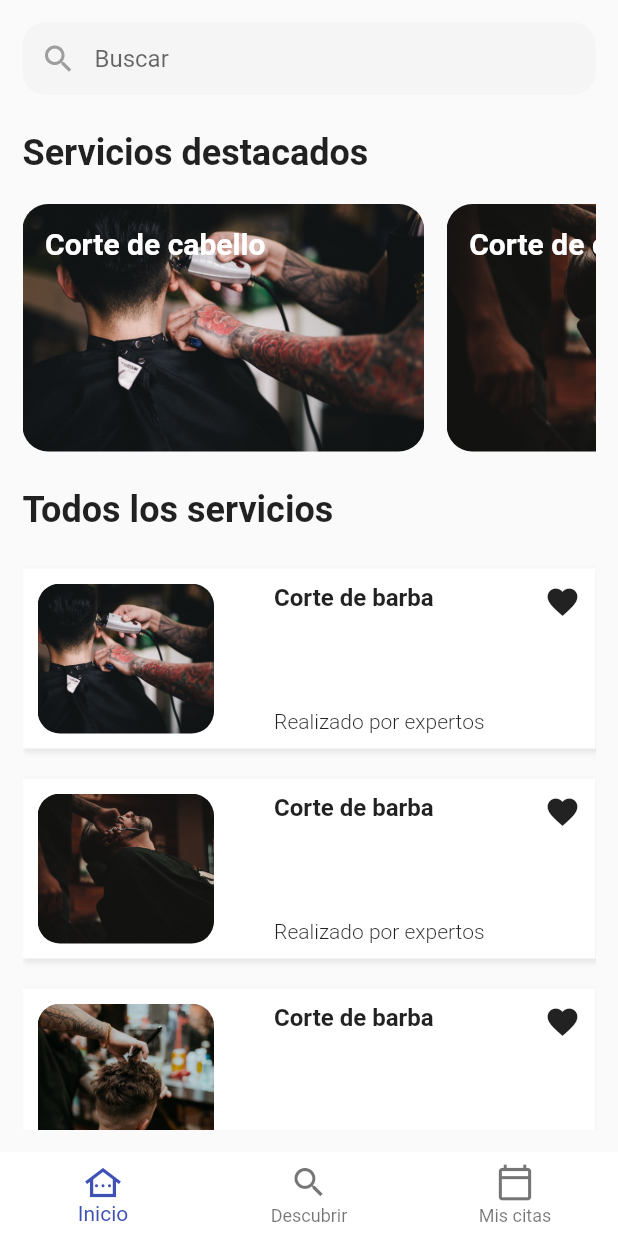
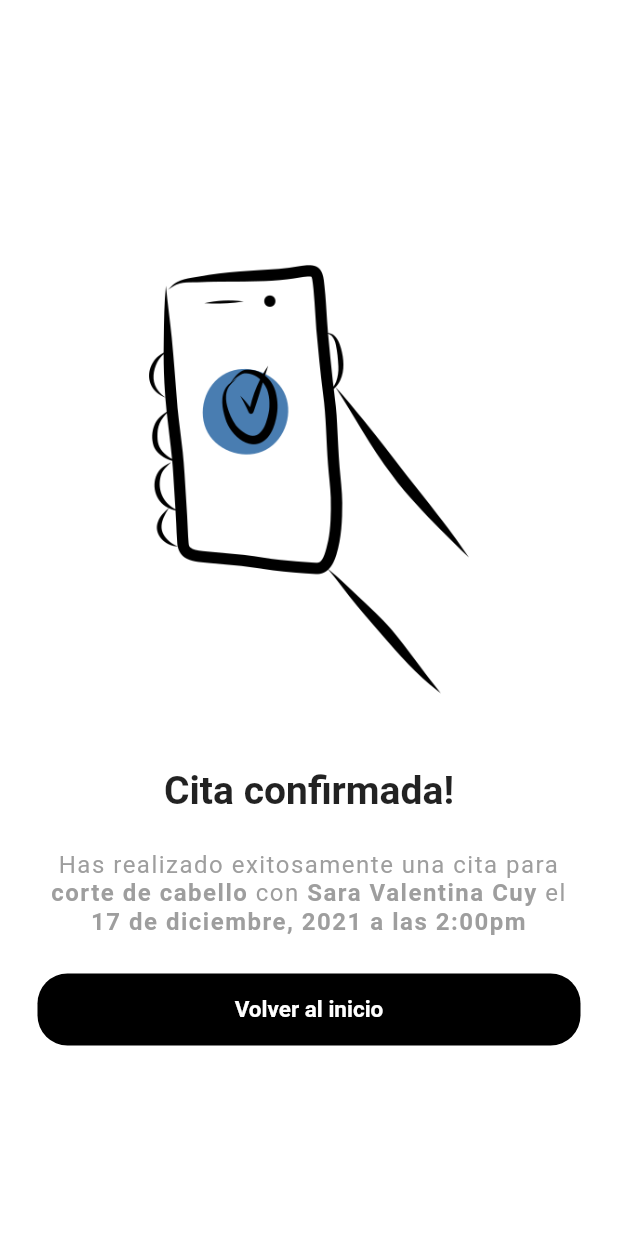
Before and after one commit to JSebastianOspina/reservas-app, a Flutter app: the screen it shows after launch, on a phone screen of 412 x 824 dp. Run offline on Flutter 3.47's test engine with Material 2 defaults, Android fonts, the phone set to English and light mode, and no system bars.

Commit message:
Confirmation Screen

```diff
--- a/lib/main.dart
+++ b/lib/main.dart
@@ -1,6 +1,7 @@
 import 'package:flutter/material.dart';
 import 'package:reservas_app/views/home_screen.dart';
 import 'package:reservas_app/views/new_schedule_screen.dart';
+import 'package:reservas_app/views/schedule_confirmation.dart';
 import 'package:reservas_app/views/select_service_screen.dart';
 
 void main() => runApp(MyApp());
@@ -11,11 +12,12 @@ class MyApp extends StatelessWidget {
     return MaterialApp(
       debugShowCheckedModeBanner: false,
       title: 'Material App',
-      initialRoute: 'homeScreen',
+      initialRoute: 'scheduleConfirmationScreen',
       routes: {
         'homeScreen': (_) => const HomeScreen(),
         'selectServiceScreen': (_) => const SelectServiceScreen(),
-        'newScheduleScreen': (_) => const NewScheduleScreen()
+        'newScheduleScreen': (_) => const NewScheduleScreen(),
+        'scheduleConfirmationScreen': (_) => const ScheduleConfirmataionScreen()
       },
     );
   }
--- a/lib/views/new_schedule_screen.dart
+++ b/lib/views/new_schedule_screen.dart
@@ -237,7 +237,8 @@ class _OrderDetails extends StatelessWidget {
                       const EdgeInsets.all(15)),
                   backgroundColor:
                       MaterialStateProperty.all<Color?>(Colors.black)),
-              onPressed: () => {},
+              onPressed: () =>
+                  {Navigator.pushNamed(context, 'scheduleConfirmationScreen')},
               child: const Text(
                 'CONFIRMAR CITA',
                 style: TextStyle(
--- /dev/null
+++ b/lib/views/schedule_confirmation.dart
@@ -0,0 +1,87 @@
+import 'package:flutter/material.dart';
+
+class ScheduleConfirmataionScreen extends StatelessWidget {
+  const ScheduleConfirmataionScreen({Key? key}) : super(key: key);
+
+  @override
+  Widget build(BuildContext context) {
+    return Scaffold(
+      backgroundColor: Colors.white,
+      body: Center(
+        child: Padding(
+          padding: const EdgeInsets.all(25),
+          child: Column(
+            mainAxisAlignment: MainAxisAlignment.center,
+            children: [
+              Image.asset('assets/confirmation.png'),
+              Text(
+                'Cita confirmada!',
+                style: TextStyle(fontSize: 26, fontWeight: FontWeight.bold),
+              ),
+              SizedBox(
+                height: 25,
+              ),
+              RichText(
+                textAlign: TextAlign.center,
+                text: TextSpan(
+                  text: 'Has realizado exitosamente una cita para',
+                  style: TextStyle(
+                    color: Colors.grey,
+                    fontSize: 16,
+                    letterSpacing: 1,
+                  ),
+                  children: [
+                    TextSpan(
+                      text: ' corte de cabello',
+                      style: TextStyle(fontWeight: FontWeight.bold),
+                    ),
+                    TextSpan(
+                      text: ' con ',
+                    ),
+                    TextSpan(
+                      text: 'Sara Valentina Cuy',
+                      style: TextStyle(fontWeight: FontWeight.bold),
+                    ),
+                    TextSpan(
+                      text: ' el ',
+                    ),
+                    TextSpan(
+                      text: '17 de diciembre, 2021 a las 2:00pm ',
+                      style: TextStyle(fontWeight: FontWeight.bold),
+                    ),
+                  ],
+                ),
+              ),
+              SizedBox(
+                height: 25,
+              ),
+              SizedBox(
+                width: double.infinity,
+                child: TextButton(
+                  style: ButtonStyle(
+                      shape: MaterialStateProperty.all<OutlinedBorder?>(
+                        RoundedRectangleBorder(
+                          borderRadius: BorderRadius.circular(20),
+                        ),
+                      ),
+                      padding: MaterialStateProperty.all<EdgeInsetsGeometry?>(
+                          const EdgeInsets.all(15)),
+                      backgroundColor:
+                          MaterialStateProperty.all<Color?>(Colors.black)),
+                  onPressed: () => {Navigator.pushNamed(context, 'homeScreen')},
+                  child: const Text(
+                    'Volver al inicio',
+                    style: TextStyle(
+                        color: Colors.white,
+                        fontSize: 15,
+                        fontWeight: FontWeight.w600),
+                  ),
+                ),
+              ),
+            ],
+          ),
+        ),
+      ),
+    );
+  }
+}
```
Also changed, not shown: assets/confirmation.png (added).
